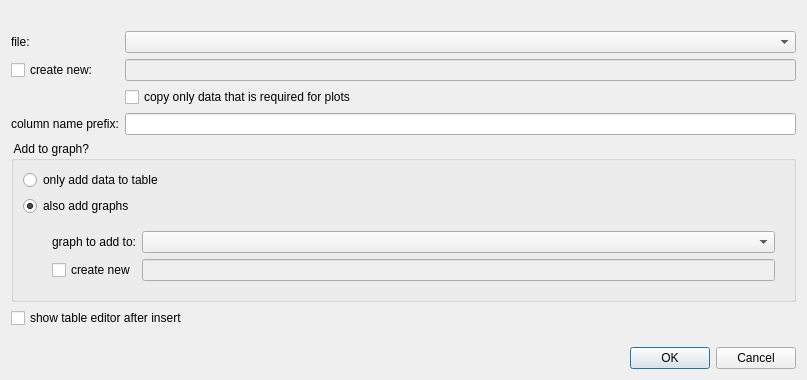
Before: the Qt Designer form libqf3widgets/qfplottercopytotabledialog.ui in jkriege2/QuickFit3, drawn with Qt 5.
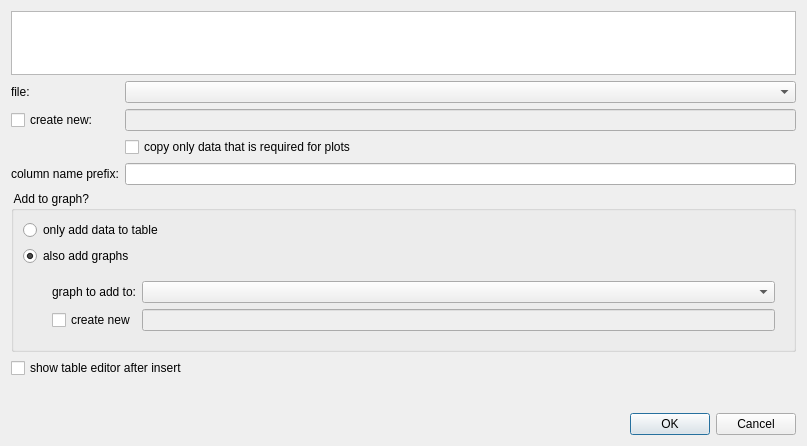
After: the same form once the commit is applied. Custom widgets are drawn as their Qt base class.

Diff of the .ui file:
```diff
--- a/libqf3widgets/qfplottercopytotabledialog.ui
+++ b/libqf3widgets/qfplottercopytotabledialog.ui
@@ -7,20 +7,26 @@
     <x>0</x>
     <y>0</y>
     <width>807</width>
-    <height>380</height>
+    <height>446</height>
    </rect>
   </property>
   <property name="windowTitle">
    <string>Add plot data to table ...</string>
   </property>
-  <layout class="QVBoxLayout" name="verticalLayout_2">
+  <layout class="QVBoxLayout" name="verticalLayout_2" stretch="1,1,2,0,1,0">
    <item>
-    <widget class="QLabel" name="labDescription">
-     <property name="text">
-      <string/>
+    <widget class="QTextBrowser" name="labDescription">
+     <property name="sizePolicy">
+      <sizepolicy hsizetype="Expanding" vsizetype="Minimum">
+       <horstretch>0</horstretch>
+       <verstretch>0</verstretch>
+      </sizepolicy>
      </property>
-     <property name="wordWrap">
-      <bool>true</bool>
+     <property name="minimumSize">
+      <size>
+       <width>0</width>
+       <height>64</height>
+      </size>
      </property>
     </widget>
    </item>
@@ -81,6 +87,12 @@
    </item>
    <item>
     <widget class="QGroupBox" name="groupBox">
+     <property name="sizePolicy">
+      <sizepolicy hsizetype="Preferred" vsizetype="Minimum">
+       <horstretch>0</horstretch>
+       <verstretch>0</verstretch>
+      </sizepolicy>
+     </property>
      <property name="title">
       <string> Add to graph? </string>
      </property>
```
